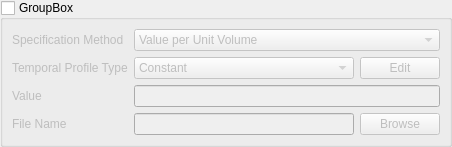
Old version of the form view/setup/cell_zone_conditions/variable_source_widget.ui in the repository nextfoam/baram.
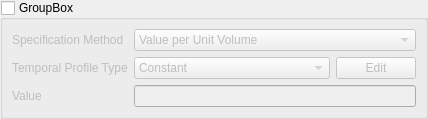
New version of the form.

```diff
--- a/view/setup/cell_zone_conditions/variable_source_widget.ui
+++ b/view/setup/cell_zone_conditions/variable_source_widget.ui
@@ -7,7 +7,7 @@
     <x>0</x>
     <y>0</y>
     <width>428</width>
-    <height>146</height>
+    <height>116</height>
    </rect>
   </property>
   <property name="windowTitle">
@@ -123,17 +123,12 @@
               </item>
               <item>
                <property name="text">
-                <string>Piecewise Linear, Direct Input</string>
+                <string>Piecewise Linear</string>
                </property>
               </item>
               <item>
                <property name="text">
-                <string>Piecewise Linear, CSV File Upload</string>
-               </property>
-              </item>
-              <item>
-               <property name="text">
-                <string>Polynomial, Direct Input</string>
+                <string>Polynomial</string>
                </property>
               </item>
              </widget>
@@ -165,41 +160,6 @@
         </property>
        </widget>
       </item>
-      <item row="3" column="0">
-       <widget class="QLabel" name="label_11">
-        <property name="text">
-         <string>File Name</string>
-        </property>
-       </widget>
-      </item>
-      <item row="3" column="1">
-       <widget class="QWidget" name="widget_8" native="true">
-        <layout class="QHBoxLayout" name="horizontalLayout_6">
-         <property name="leftMargin">
-          <number>0</number>
-         </property>
-         <property name="topMargin">
-          <number>0</number>
-         </property>
-         <property name="rightMargin">
-          <number>0</number>
-         </property>
-         <property name="bottomMargin">
-          <number>0</number>
-         </property>
-         <item>
-          <widget class="QLineEdit" name="fileName"/>
-         </item>
-         <item>
-          <widget class="QPushButton" name="browse">
-           <property name="text">
-            <string>Browse</string>
-           </property>
-          </widget>
-         </item>
-        </layout>
-       </widget>
-      </item>
      </layout>
     </widget>
    </item>
```
